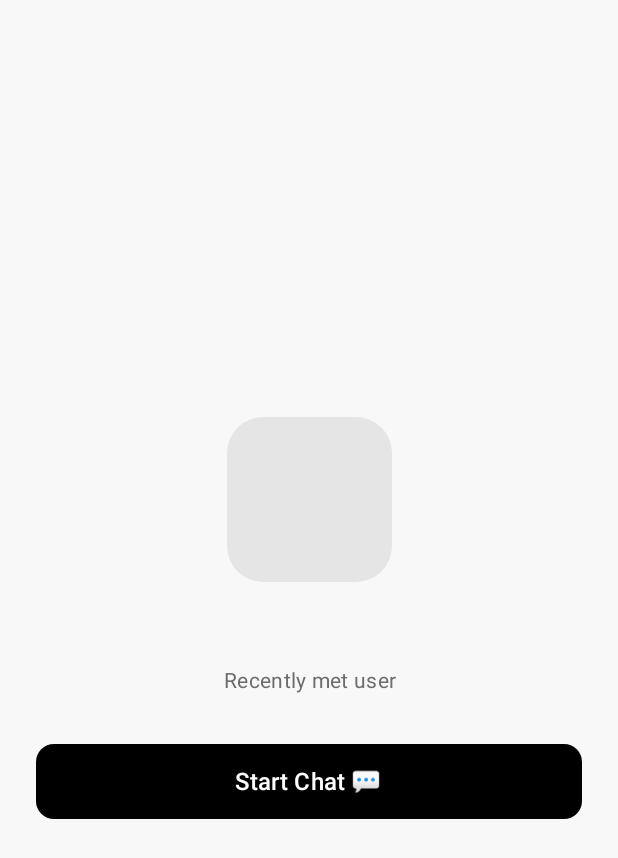
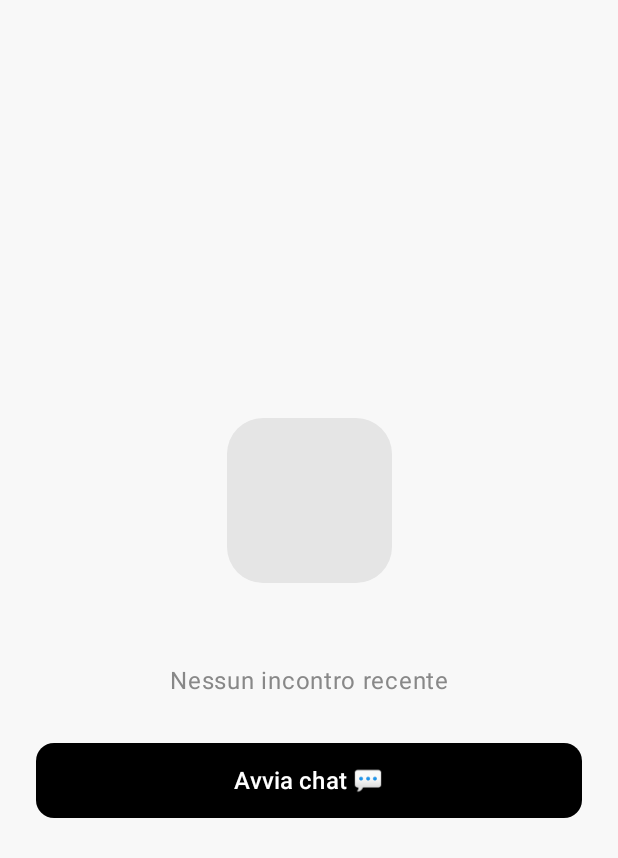
Before and after one commit to N4927/billyApp, an Android app built with Jetpack Compose: the composable ProfileScreen called with empty values, on a phone screen of 412 x 824 dp. Shown: the top 858 px of the screen. Run offline under Robolectric (Android 15) with nearby library versions, the phone set to English and light mode, and no system bars.

Commit message:
first working locally working prototype

```diff
--- a/app/src/main/java/com/example/billyapp/core/Models.kt
+++ b/app/src/main/java/com/example/billyapp/core/Models.kt
@@ -15,5 +15,6 @@ data class Encounter(
 
 data class ResolvedEncounter(
     val name: String,
-    val count: Int = 1
+    val count: Int = 1,
+    val idHex: String
 )
--- a/app/src/main/java/com/example/billyapp/ui/screens/ProfileScreen.kt
+++ b/app/src/main/java/com/example/billyapp/ui/screens/ProfileScreen.kt
@@ -14,19 +14,24 @@ import androidx.compose.ui.text.style.TextAlign
 import androidx.compose.ui.unit.dp
 import androidx.compose.ui.unit.sp
 import com.example.billyapp.core.ChatViewModel
+import com.example.billyapp.ble.BleViewModel   // ✅ import corretto
 
 @Composable
 fun ProfileScreen(
     userName: String,
     chatViewModel: ChatViewModel,
+    bleViewModel: BleViewModel,
     onGoToChat: (String) -> Unit
 ) {
     val existingChat = chatViewModel.getChat(userName)
 
-    // 🔹 Palette minimal: bianco / nero / grigio neutro
+    // ✅ Ottieni il numero di volte che hai incontrato la persona
+    val encounter = bleViewModel.resolvedEncounters.find { it.name == userName }
+    val encounterCount = encounter?.count ?: 0
+
+    // 🔹 Palette minimal
     val background = Color(0xFFF8F8F8)
     val textPrimary = Color(0xFF111111)
-    val textSecondary = Color(0xFF6C6C6C)
     val accent = Color(0xFF000000)
 
     Box(
@@ -72,13 +77,16 @@ fun ProfileScreen(
 
             Spacer(modifier = Modifier.height(8.dp))
 
-            // 🔹 Info aggiuntive statiche o di esempio
+            // 🔹 Mostra quante volte lo hai incontrato
             Text(
-                text = "Recently met user",
-                style = MaterialTheme.typography.bodyMedium.copy(
-                    color = textSecondary
-                ),
-                textAlign = TextAlign.Center
+                text = when {
+                    encounterCount > 1 -> "👀 Hai incontrato $userName $encounterCount volte nelle vicinanze"
+                    encounterCount == 1 -> "👀 Hai incontrato $userName una volta nelle vicinanze"
+                    else -> "Nessun incontro recente"
+                },
+                style = MaterialTheme.typography.bodyLarge.copy(color = Color.Gray),
+                textAlign = TextAlign.Center,
+                modifier = Modifier.padding(horizontal = 16.dp)
             )
 
             Spacer(modifier = Modifier.height(32.dp))
@@ -102,7 +110,7 @@ fun ProfileScreen(
                 elevation = ButtonDefaults.buttonElevation(defaultElevation = 0.dp)
             ) {
                 Text(
-                    text = if (existingChat == null) "Start Chat 💬" else "Open Chat 💭",
+                    text = if (existingChat == null) "Avvia chat 💬" else "Apri chat 💭",
                     fontSize = 16.sp,
                     fontWeight = FontWeight.Medium
                 )
```
Also changed, not shown: app/src/main/java/com/example/billyapp/MainActivity.kt (+2 -12 lines), app/src/main/java/com/example/billyapp/ble/BleService.kt (+2 -5 lines), app/src/main/java/com/example/billyapp/ble/BleViewModel.kt (+37 -17 lines), app/src/main/java/com/example/billyapp/ui/screens/HomeScreen.kt (+8 -1 lines).
